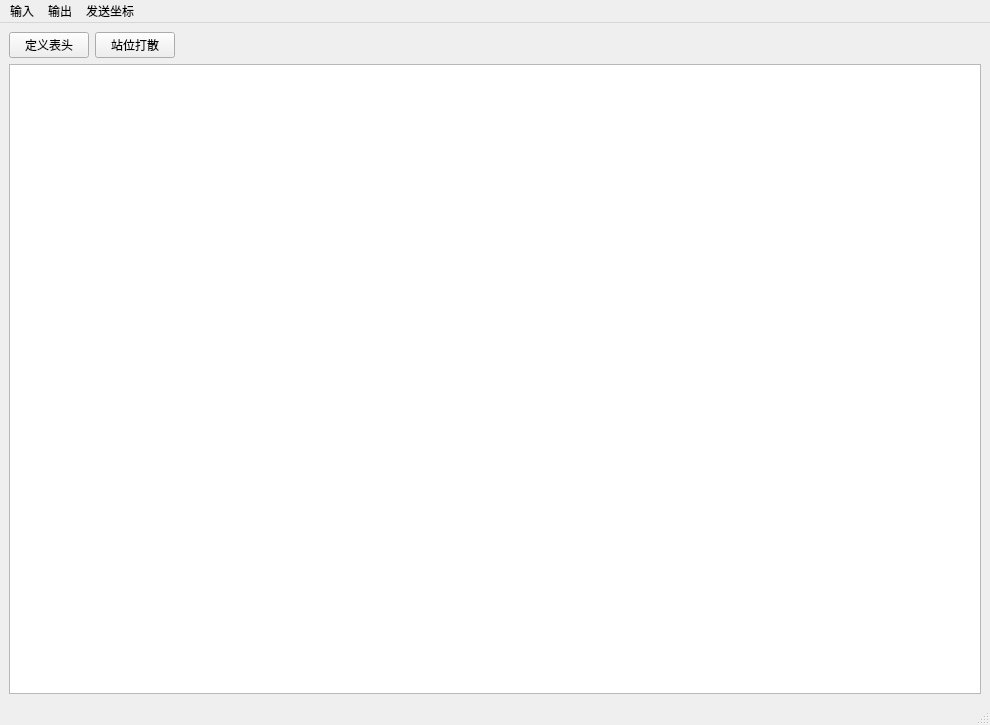
This is NEW/UI/UIC/LED.ui in insece344444444444/shop as Qt 5 draws it before an edit. The edited form follows.
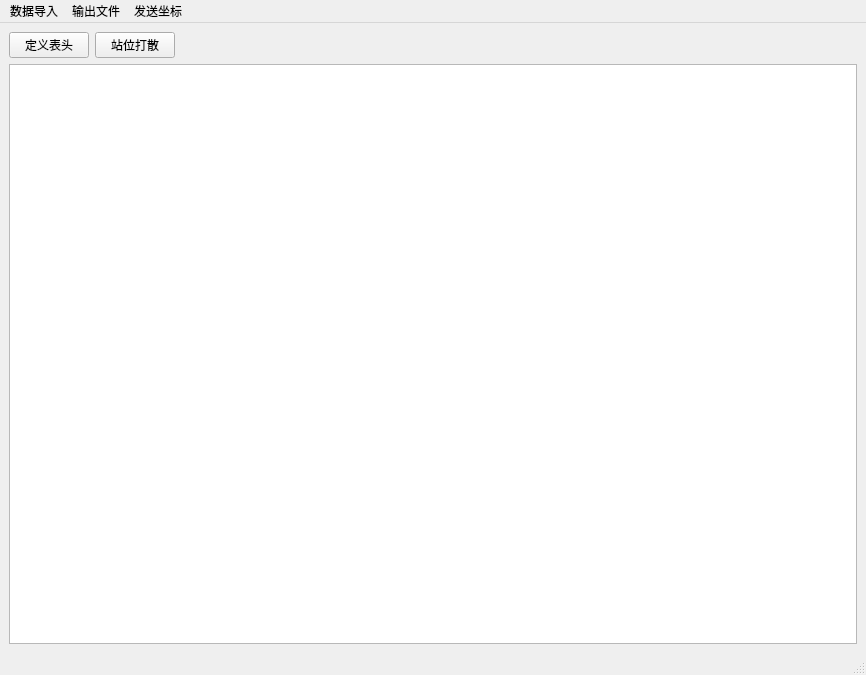
This is the edited form.

```diff
--- a/NEW/UI/UIC/LED.ui
+++ b/NEW/UI/UIC/LED.ui
@@ -6,8 +6,8 @@
    <rect>
     <x>0</x>
     <y>0</y>
-    <width>990</width>
-    <height>725</height>
+    <width>866</width>
+    <height>675</height>
    </rect>
   </property>
   <property name="windowTitle">
@@ -56,23 +56,23 @@
     <rect>
      <x>0</x>
      <y>0</y>
-     <width>990</width>
+     <width>866</width>
      <height>22</height>
     </rect>
    </property>
    <widget class="QMenu" name="file">
     <property name="title">
-     <string>输入</string>
+     <string>数据导入</string>
     </property>
     <addaction name="import_file"/>
    </widget>
    <widget class="QMenu" name="print">
     <property name="title">
-     <string>输出</string>
+     <string>输出文件</string>
     </property>
     <addaction name="export_file"/>
    </widget>
-   <widget class="QMenu" name="menu">
+   <widget class="QMenu" name="Transmit_Coordinate">
     <property name="title">
      <string>发送坐标</string>
     </property>
@@ -80,7 +80,7 @@
    </widget>
    <addaction name="file"/>
    <addaction name="print"/>
-   <addaction name="menu"/>
+   <addaction name="Transmit_Coordinate"/>
   </widget>
   <widget class="QStatusBar" name="statusbar"/>
   <action name="import_file">
```
Left out of the diff: 2 changed lines with no effect on the pictures.
